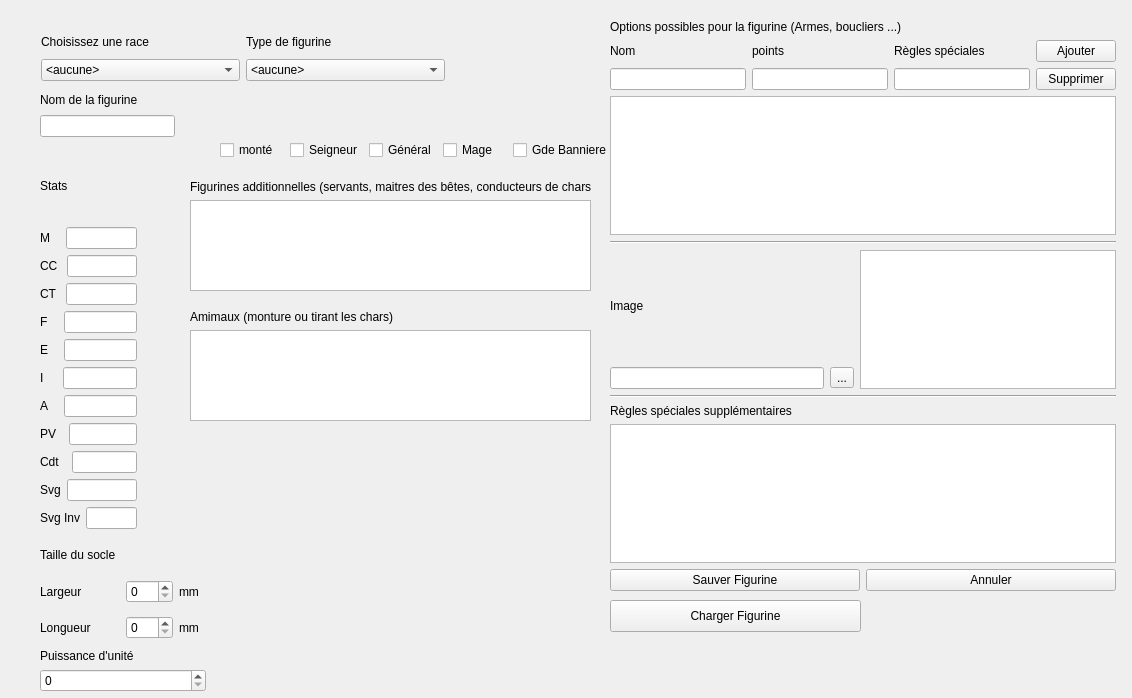
Above: warhole/modelwindow.ui from kaosphere/Warhole before the change. Below: the same form after it.
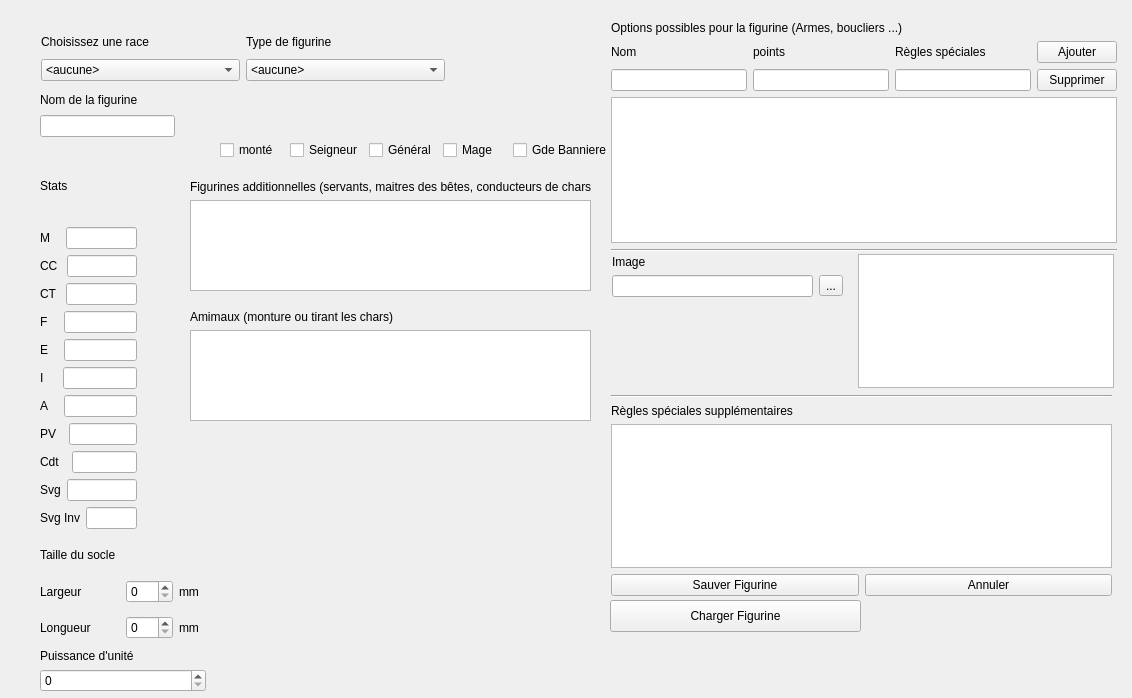
That is the form after the change.

Commit message: ui change to see image better

What changed in the file:
```diff
--- a/warhole/modelwindow.ui
+++ b/warhole/modelwindow.ui
@@ -451,174 +451,6 @@
     </item>
    </layout>
   </widget>
-  <widget class="QWidget" name="layoutWidget">
-   <property name="geometry">
-    <rect>
-     <x>610</x>
-     <y>20</y>
-     <width>506</width>
-     <height>571</height>
-    </rect>
-   </property>
-   <layout class="QVBoxLayout" name="verticalLayout_14">
-    <item>
-     <layout class="QVBoxLayout" name="verticalLayout_8">
-      <item>
-       <widget class="QLabel" name="label_23">
-        <property name="text">
-         <string>Options possibles pour la figurine (Armes, boucliers ...)</string>
-        </property>
-       </widget>
-      </item>
-      <item>
-       <layout class="QHBoxLayout" name="horizontalLayout_17">
-        <item>
-         <layout class="QVBoxLayout" name="verticalLayout_11">
-          <item>
-           <widget class="QLabel" name="label_24">
-            <property name="text">
-             <string>Nom</string>
-            </property>
-           </widget>
-          </item>
-          <item>
-           <widget class="QLineEdit" name="lineOptionName"/>
-          </item>
-         </layout>
-        </item>
-        <item>
-         <layout class="QVBoxLayout" name="verticalLayout_10">
-          <item>
-           <widget class="QLabel" name="label_25">
-            <property name="text">
-             <string>points</string>
-            </property>
-           </widget>
-          </item>
-          <item>
-           <widget class="QLineEdit" name="lineEditOptionPts"/>
-          </item>
-         </layout>
-        </item>
-        <item>
-         <layout class="QVBoxLayout" name="verticalLayout_9">
-          <item>
-           <widget class="QLabel" name="label_26">
-            <property name="text">
-             <string>Règles spéciales</string>
-            </property>
-           </widget>
-          </item>
-          <item>
-           <widget class="QLineEdit" name="lineEditOptionSpec"/>
-          </item>
-         </layout>
-        </item>
-        <item>
-         <layout class="QVBoxLayout" name="verticalLayout_12">
-          <item>
-           <widget class="QPushButton" name="addOption">
-            <property name="text">
-             <string>Ajouter</string>
-            </property>
-           </widget>
-          </item>
-          <item>
-           <widget class="QPushButton" name="deleteOption">
-            <property name="text">
-             <string>Supprimer</string>
-            </property>
-           </widget>
-          </item>
-         </layout>
-        </item>
-       </layout>
-      </item>
-      <item>
-       <widget class="QTreeView" name="viewOptions"/>
-      </item>
-     </layout>
-    </item>
-    <item>
-     <widget class="Line" name="line">
-      <property name="orientation">
-       <enum>Qt::Horizontal</enum>
-      </property>
-     </widget>
-    </item>
-    <item>
-     <layout class="QHBoxLayout" name="horizontalLayout_19">
-      <item>
-       <layout class="QVBoxLayout" name="verticalLayout_7">
-        <item>
-         <widget class="QLabel" name="label_22">
-          <property name="text">
-           <string>Image</string>
-          </property>
-         </widget>
-        </item>
-        <item>
-         <layout class="QHBoxLayout" name="horizontalLayout_16">
-          <item>
-           <widget class="QLineEdit" name="lineEditImage"/>
-          </item>
-          <item>
-           <widget class="QToolButton" name="toolButtonImage">
-            <property name="text">
-             <string>...</string>
-            </property>
-           </widget>
-          </item>
-         </layout>
-        </item>
-       </layout>
-      </item>
-      <item>
-       <widget class="QGraphicsView" name="graphicsView"/>
-      </item>
-     </layout>
-    </item>
-    <item>
-     <widget class="Line" name="line_2">
-      <property name="orientation">
-       <enum>Qt::Horizontal</enum>
-      </property>
-     </widget>
-    </item>
-    <item>
-     <layout class="QVBoxLayout" name="verticalLayout_13">
-      <item>
-       <widget class="QLabel" name="label_15">
-        <property name="text">
-         <string>Règles spéciales supplémentaires</string>
-        </property>
-       </widget>
-      </item>
-      <item>
-       <widget class="QTextEdit" name="textEdit"/>
-      </item>
-     </layout>
-    </item>
-    <item>
-     <layout class="QHBoxLayout" name="horizontalLayout_18">
-      <item>
-       <widget class="QPushButton" name="pushButtonSave">
-        <property name="text">
-         <string>Sauver Figurine</string>
-        </property>
-       </widget>
-      </item>
-      <item>
-       <widget class="QPushButton" name="pushButtonCancel">
-        <property name="text">
-         <string>Annuler</string>
-        </property>
-       </widget>
-      </item>
-     </layout>
-    </item>
-   </layout>
-  </widget>
   <widget class="QWidget" name="layoutWidget_2">
    <property name="geometry">
     <rect>
@@ -723,6 +555,197 @@
     <string>Charger Figurine</string>
    </property>
   </widget>
+  <widget class="QGraphicsView" name="graphicsView">
+   <property name="geometry">
+    <rect>
+     <x>858</x>
+     <y>254</y>
+     <width>256</width>
+     <height>134</height>
+    </rect>
+   </property>
+  </widget>
+  <widget class="QWidget" name="">
+   <property name="geometry">
+    <rect>
+     <x>612</x>
+     <y>254</y>
+     <width>231</width>
+     <height>43</height>
+    </rect>
+   </property>
+   <layout class="QVBoxLayout" name="verticalLayout_7">
+    <item>
+     <widget class="QLabel" name="label_22">
+      <property name="text">
+       <string>Image</string>
+      </property>
+     </widget>
+    </item>
+    <item>
+     <layout class="QHBoxLayout" name="horizontalLayout_16">
+      <item>
+       <widget class="QLineEdit" name="lineEditImage"/>
+      </item>
+      <item>
+       <widget class="QToolButton" name="toolButtonImage">
+        <property name="text">
+         <string>...</string>
+        </property>
+       </widget>
+      </item>
+     </layout>
+    </item>
+   </layout>
+  </widget>
+  <widget class="QWidget" name="">
+   <property name="geometry">
+    <rect>
+     <x>611</x>
+     <y>395</y>
+     <width>501</width>
+     <height>201</height>
+    </rect>
+   </property>
+   <layout class="QVBoxLayout" name="verticalLayout_14">
+    <item>
+     <widget class="Line" name="line_2">
+      <property name="orientation">
+       <enum>Qt::Horizontal</enum>
+      </property>
+     </widget>
+    </item>
+    <item>
+     <layout class="QVBoxLayout" name="verticalLayout_13">
+      <item>
+       <widget class="QLabel" name="label_15">
+        <property name="text">
+         <string>Règles spéciales supplémentaires</string>
+        </property>
+       </widget>
+      </item>
+      <item>
+       <widget class="QTextEdit" name="textEdit"/>
+      </item>
+     </layout>
+    </item>
+    <item>
+     <layout class="QHBoxLayout" name="horizontalLayout_18">
+      <item>
+       <widget class="QPushButton" name="pushButtonSave">
+        <property name="text">
+         <string>Sauver Figurine</string>
+        </property>
+       </widget>
+      </item>
+      <item>
+       <widget class="QPushButton" name="pushButtonCancel">
+        <property name="text">
+         <string>Annuler</string>
+        </property>
+       </widget>
+      </item>
+     </layout>
+    </item>
+   </layout>
+  </widget>
+  <widget class="QWidget" name="">
+   <property name="geometry">
+    <rect>
+     <x>611</x>
+     <y>21</y>
+     <width>506</width>
+     <height>231</height>
+    </rect>
+   </property>
+   <layout class="QVBoxLayout" name="verticalLayout_17">
+    <item>
+     <layout class="QVBoxLayout" name="verticalLayout_8">
+      <item>
+       <widget class="QLabel" name="label_23">
+        <property name="text">
+         <string>Options possibles pour la figurine (Armes, boucliers ...)</string>
+        </property>
+       </widget>
+      </item>
+      <item>
+       <layout class="QHBoxLayout" name="horizontalLayout_17">
+        <item>
+         <layout class="QVBoxLayout" name="verticalLayout_11">
+          <item>
+           <widget class="QLabel" name="label_24">
+            <property name="text">
+             <string>Nom</string>
+            </property>
+           </widget>
+          </item>
+          <item>
+           <widget class="QLineEdit" name="lineOptionName"/>
+          </item>
+         </layout>
+        </item>
+        <item>
+         <layout class="QVBoxLayout" name="verticalLayout_10">
+          <item>
+           <widget class="QLabel" name="label_25">
+            <property name="text">
+             <string>points</string>
+            </property>
+           </widget>
+          </item>
+          <item>
+           <widget class="QLineEdit" name="lineEditOptionPts"/>
+          </item>
+         </layout>
+        </item>
+        <item>
+         <layout class="QVBoxLayout" name="verticalLayout_9">
+          <item>
+           <widget class="QLabel" name="label_26">
+            <property name="text">
+             <string>Règles spéciales</string>
+            </property>
+           </widget>
+          </item>
+          <item>
+           <widget class="QLineEdit" name="lineEditOptionSpec"/>
+          </item>
+         </layout>
+        </item>
+        <item>
+         <layout class="QVBoxLayout" name="verticalLayout_12">
+          <item>
+           <widget class="QPushButton" name="addOption">
+            <property name="text">
+             <string>Ajouter</string>
+            </property>
+           </widget>
+          </item>
+          <item>
+           <widget class="QPushButton" name="deleteOption">
+            <property name="text">
+             <string>Supprimer</string>
+            </property>
+           </widget>
+          </item>
+         </layout>
+        </item>
+       </layout>
+      </item>
+      <item>
+       <widget class="QTreeView" name="viewOptions"/>
+      </item>
+     </layout>
+    </item>
+    <item>
+     <widget class="Line" name="line">
+      <property name="orientation">
+       <enum>Qt::Horizontal</enum>
+      </property>
+     </widget>
+    </item>
+   </layout>
+  </widget>
  </widget>
  <resources/>
  <connections/>
```
